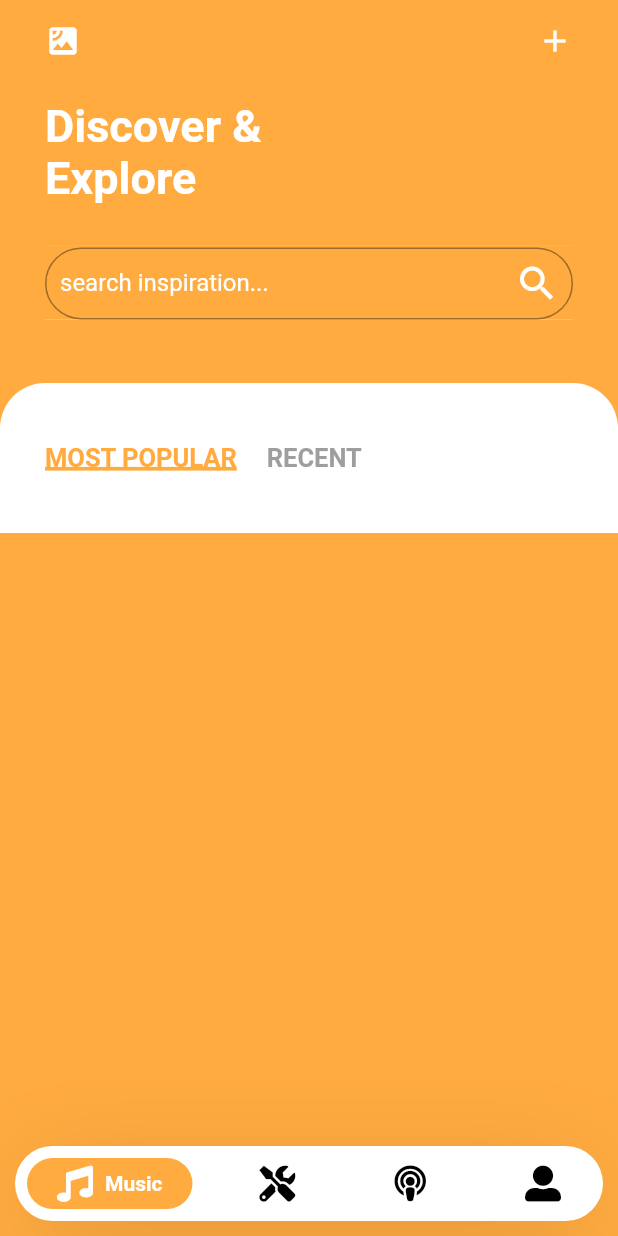
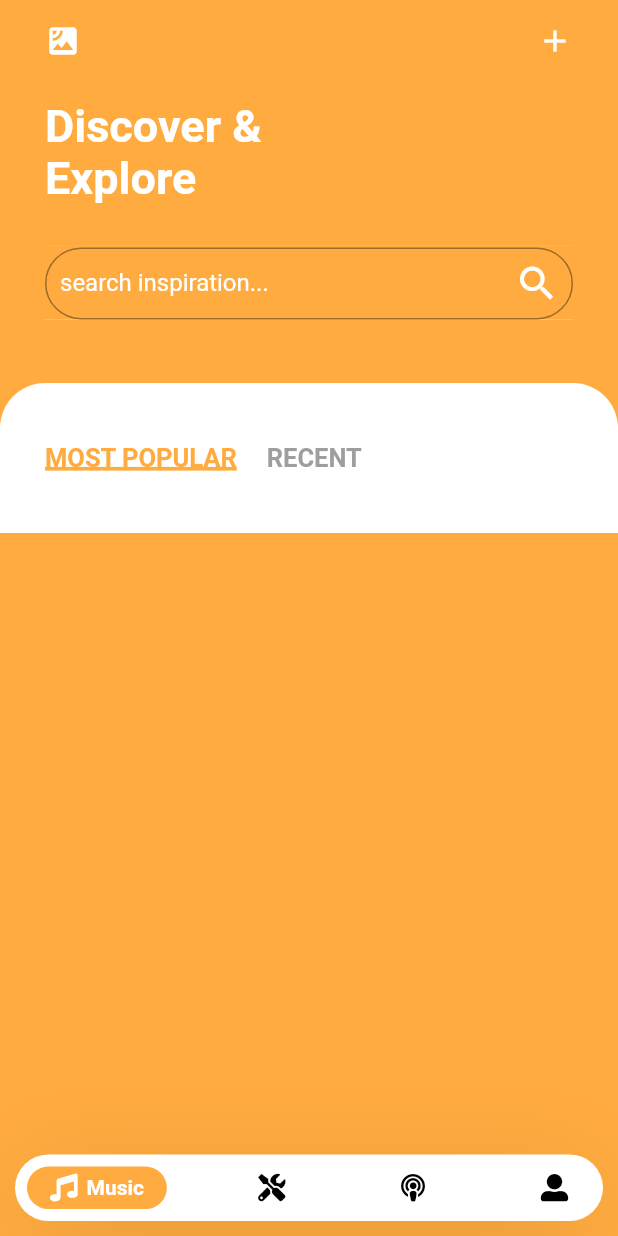
Before and after one commit to smidthebest/Legato, a Flutter app: the Home screen opened directly, on a phone screen of 412 x 824 dp. Run offline on Flutter 3.47's test engine with Material 2 defaults, Android fonts, the phone set to English and light mode, and no system bars; drawn by our look-alikes of google_nav_bar; our stand-ins replace after_layout, cloud_firestore, font_awesome_flutter, shared_preferences, youtube_player_flutter; accounts and stored records are empty; Roboto replaces fonts that are missing (Poppins).

Commit message:
fixed navbar overflow

```diff
--- a/Legato/lib/screens/home/home.dart
+++ b/Legato/lib/screens/home/home.dart
@@ -49,10 +49,13 @@ class _Home extends State<Home> {
                   padding:
                       const EdgeInsets.symmetric(horizontal: 8.0, vertical: 8),
                   child: GNav(
-                    gap: 8,
+                    gap: MediaQuery.of(context).size.width / 67.5,
                     activeColor: Colors.white,
-                    iconSize: 24,
-                    padding: EdgeInsets.symmetric(horizontal: 20, vertical: 5),
+                    iconSize: MediaQuery.of(context).size.width / 22.5,
+                    padding: EdgeInsets.symmetric(
+                      horizontal: MediaQuery.of(context).size.width / 27,
+                      vertical: 5,
+                    ),
                     duration: Duration(milliseconds: 800),
                     tabBackgroundColor: Colors.orangeAccent,
                     tabs: [
```
